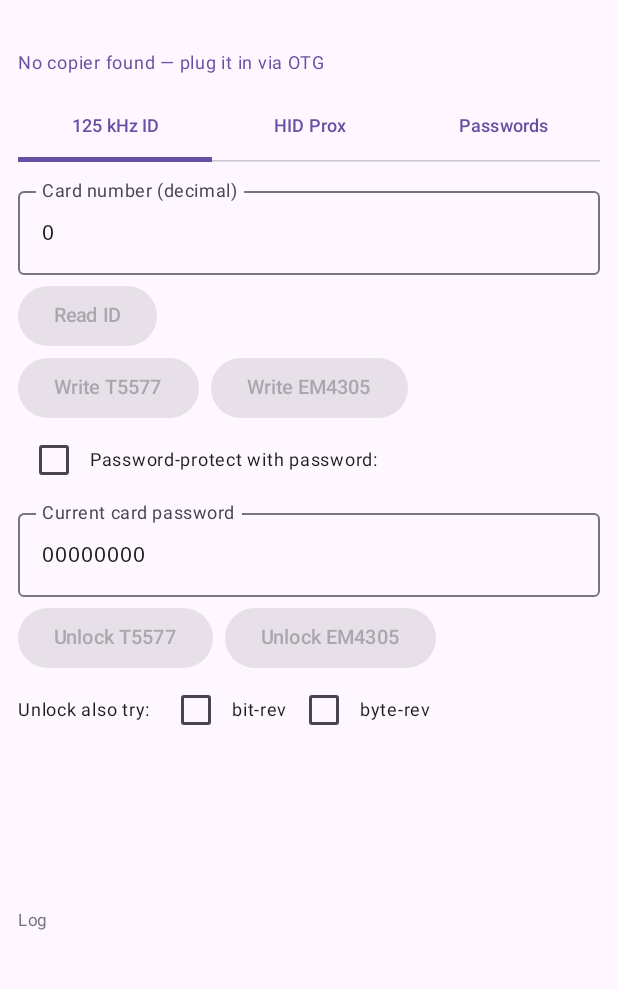
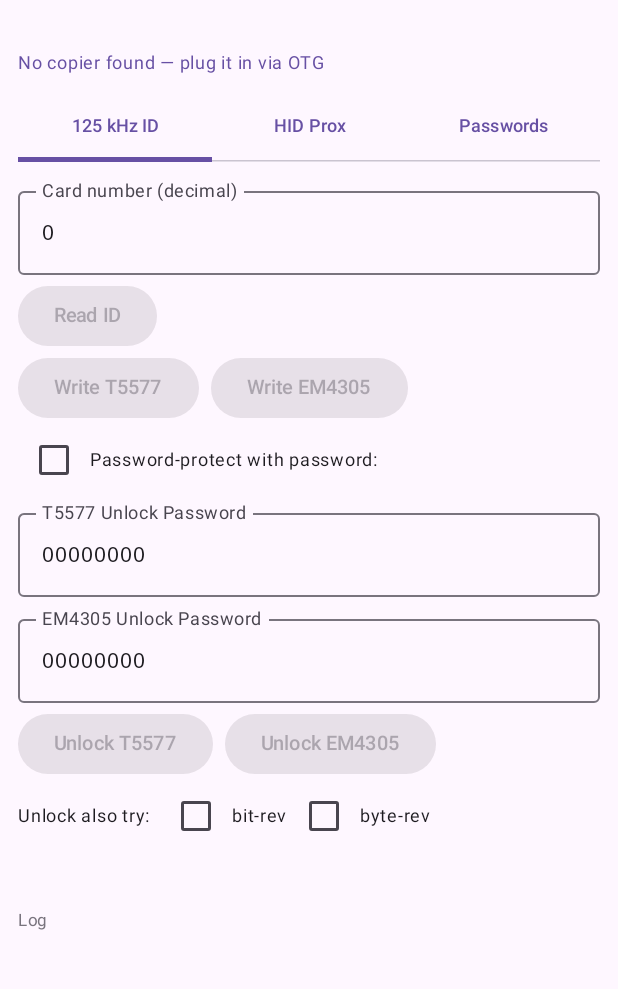
Before and after one commit to WolfieGoesAI/wcopytool, an Android app built with Jetpack Compose: the screen it shows after launch (MainActivity), on a phone screen of 412 x 824 dp, the part 69-1058 px from its top. Run offline under Robolectric (Android 15) with nearby library versions, the phone set to English and light mode, and no system bars.

Commit message:
Android 125 kHz tab: separate T5577 and EM4305 Unlock Password fields
Replaces the single 'Current card password' with two labelled fields matching the
Mac app: 'T5577 Unlock Password' and 'EM4305 Unlock Password'. Each is used as the
current password for that chip's write and unlock, and is auto-populated with the
found key when its unlock succeeds (or 00000000 when the card has no password).

Co-Authored-By: Claude Opus 4.8 <noreply@anthropic.com>
Claude-Session: https://claude.ai/code/session_014FZxPKnFvhaMzAFXGb3YQ2

```diff
--- a/android/app/src/main/java/com/wolfie/wcopytool/MainActivity.kt
+++ b/android/app/src/main/java/com/wolfie/wcopytool/MainActivity.kt
@@ -113,32 +113,38 @@ class MainActivity : ComponentActivity() {
         val id = remember { mutableStateOf("0") }
         val protect = remember { mutableStateOf(false) }
         val pwd = remember { mutableStateOf("00000000") }
-        val cur = remember { mutableStateOf("00000000") }
+        val t5Pwd = remember { mutableStateOf("00000000") }
+        val emPwd = remember { mutableStateOf("00000000") }
         val bitRev = remember { mutableStateOf(false) }
         val byteRev = remember { mutableStateOf(false) }
         val f = 125000L
+        fun applyFound(field: MutableState<String>, res: String) {
+            if (res.length == 8 && res.all { it.isDigit() || it in 'A'..'F' }) field.value = res
+            else if (res == "no password") field.value = "00000000"
+        }
         Column {
             HexField("Card number (decimal)", id)
             Row { Btn("Read ID") { go { val v = reader.readEMId(f); if (v != null) { id.value = v.toString(); log("✓ ID $v") } else log("✗ no card") } } }
             Row {
                 Btn("Write T5577") { go {
                     val (w1, w2) = Proto.em4100Words(Fmt.parseDecId(id.value))
-                    reader.writeCard(longArrayOf(w1, w2), 0x00148040L, protect.value, pwd.value, cur.value, f, ::log)
+                    reader.writeCard(longArrayOf(w1, w2), 0x00148040L, protect.value, pwd.value, t5Pwd.value, f, ::log)
                 } }
                 Spacer(Modifier.width(8.dp))
-                Btn("Write EM4305") { go { reader.writeEM4305(Fmt.parseDecId(id.value), protect.value, pwd.value, cur.value, f, ::log) } }
+                Btn("Write EM4305") { go { reader.writeEM4305(Fmt.parseDecId(id.value), protect.value, pwd.value, emPwd.value, f, ::log) } }
             }
             CheckRow("Password-protect with password:", protect); if (protect.value) HexField("New password", pwd)
-            HexField("Current card password", cur)
+            HexField("T5577 Unlock Password", t5Pwd)
+            HexField("EM4305 Unlock Password", emPwd)
             Row {
                 Btn("Unlock T5577") { go {
-                    val keys = reader.expandKeys(unlockKeys(keyText.value, cur.value, false), bitRev.value, byteRev.value)
-                    reader.unlockT5577(keys, f, ::log)
+                    val keys = reader.expandKeys(unlockKeys(keyText.value, t5Pwd.value, false), bitRev.value, byteRev.value)
+                    applyFound(t5Pwd, reader.unlockT5577(keys, f, ::log))
                 } }
                 Spacer(Modifier.width(8.dp))
                 Btn("Unlock EM4305") { go {
-                    val keys = reader.expandKeys(unlockKeys(keyText.value, cur.value, true), bitRev.value, byteRev.value)
-                    reader.unlockEM4305(keys, f, ::log)
+                    val keys = reader.expandKeys(unlockKeys(keyText.value, emPwd.value, true), bitRev.value, byteRev.value)
+                    applyFound(emPwd, reader.unlockEM4305(keys, f, ::log))
                 } }
             }
             RevRow("Unlock also try:", bitRev, byteRev)
```
